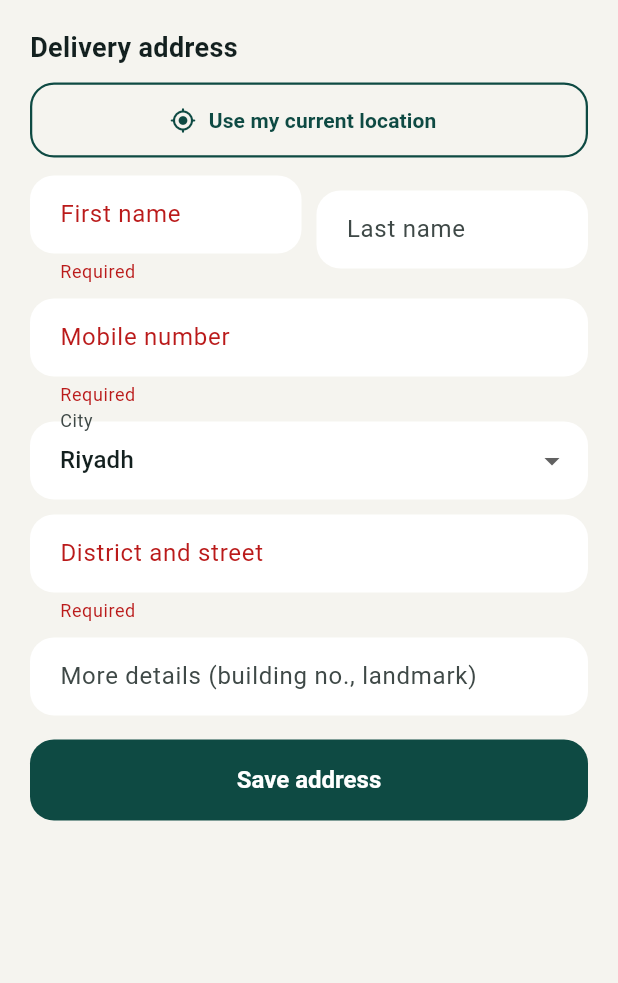
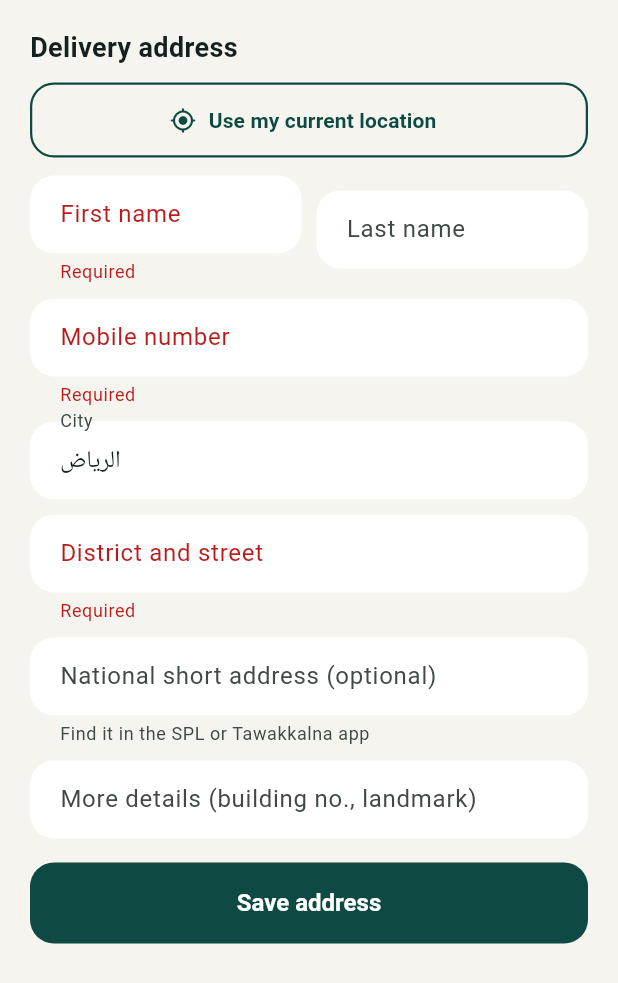
Before and after one commit to dokansa/dokan-app, a Flutter app: the _AddressSheet widget shown alone on an empty page, opened directly with empty values, after a tap on "Save address", on a phone screen of 412 x 824 dp. Shown: the top 983 px of the screen. Run offline on Flutter 3.47's test engine with Material 3 defaults, Android fonts, the phone set to English and light mode, and no system bars; our stand-ins replace cached_network_image, dio, firebase_core, firebase_messaging, flutter_riverpod, flutter_secure_storage and 9 more; missing offline and left inert: google_mlkit_barcode_scanning, google_mlkit_text_recognition, smart_auth; accounts and stored records are empty; network calls fail; key blocks and very long unbroken strings in the code were emptied for the run.

Commit message:
Address: city typed freely, national short address field, free OpenStreetMap lookup for the current location; patch builds pin Kotlin 2.4.0
Co-Authored-By: Claude Opus 5.5 <noreply@anthropic.com>
Claude-Session: https://claude.ai/code/session_01QgGPoTdt8TXjKCDvGUHfBa

```diff
--- a/app/lib/screens/cart_screen.dart
+++ b/app/lib/screens/cart_screen.dart
@@ -54,6 +54,9 @@ String _normCity(String s) => s
     .replaceAll(RegExp(r'^ال'), '')
     .replaceAll(RegExp(r'\s+'), '')
     .toLowerCase();
+
+/// «العنوان الوطني: RHNA8007» at the start of address line 2.
+final _nationalRe = RegExp(r'(?:العنوان الوطني|National address)\s*[:：]?\s*([A-Za-z]{4}\s?[0-9]{4})');
 
 /// Match a free-text city (from GPS or old addresses) to our list; returns the Arabic value.
 String? _matchCity(String raw) {
@@ -753,8 +756,8 @@ class _AddressSheet extends ConsumerStatefulWidget {
 class _AddressSheetState extends ConsumerState<_AddressSheet> {
   final _form = GlobalKey<FormState>();
   late final Map<String, TextEditingController> _c;
-  final _otherCity = TextEditingController();
-  String? _city; // Arabic city value, or '' for "other"
+  final _cityC = TextEditingController();
+  final _nationalC = TextEditingController();
   bool _saving = false;
   bool _locating = false;
   PickedLocation? _loc;
@@ -775,15 +778,19 @@ class _AddressSheetState extends ConsumerState<_AddressSheet> {
       'last_name': TextEditingController(text: pick('last_name', u?.lastName)),
       'phone': TextEditingController(text: (b['phone'] ?? '').toString().isNotEmpty ? b['phone'].toString() : (u?.phone ?? '')),
       'address_1': TextEditingController(text: pick('address_1')),
-      'address_2': TextEditingController(text: pick('address_2')),
+      'address_2': TextEditingController(),
     };
+    // The national short address is kept at the start of address line 2.
+    final a2 = pick('address_2');
+    final na = _nationalRe.firstMatch(a2);
+    if (na != null) {
+      _nationalC.text = na.group(1)!.toUpperCase();
+      _c['address_2']!.text = a2.replaceFirst(na.group(0)!, '').replaceFirst(RegExp(r'^\s*[—\-،,]\s*'), '').trim();
+    } else {
+      _c['address_2']!.text = a2;
+    }
     final savedCity = pick('city');
-    if (savedCity.isEmpty) {
-      _city = 'الرياض';
-    } else {
-      _city = _matchCity(savedCity) ?? '';
-      if (_city == '') _otherCity.text = savedCity;
-    }
+    _cityC.text = savedCity.isEmpty ? 'الرياض' : savedCity;
     _loc = ref.read(pickedLocationProvider);
     // Pull the location automatically when the sheet opens.
     if (_loc == null) WidgetsBinding.instance.addPostFrameCallback((_) => _autoLocate());
@@ -807,7 +814,8 @@ class _AddressSheetState extends ConsumerState<_AddressSheet> {
     for (final c in _c.values) {
       c.dispose();
     }
-    _otherCity.dispose();
+    _cityC.dispose();
+    _nationalC.dispose();
     super.dispose();
   }
 
@@ -819,15 +827,7 @@ class _AddressSheetState extends ConsumerState<_AddressSheet> {
       if (!mounted) return;
       setState(() {
         _loc = loc;
-        final matched = keepTypedAddress ? null : _matchCity(loc.city);
-        if (keepTypedAddress) {
-          // Only the pin is added; the address the customer typed stays.
-        } else if (matched != null) {
-          _city = matched;
-        } else if (loc.city.isNotEmpty) {
-          _city = '';
-          _otherCity.text = loc.city;
-        }
+        if (!keepTypedAddress && loc.city.isNotEmpty) _cityC.text = _matchCity(loc.city) ?? loc.city;
         if (loc.line.isNotEmpty && !keepTypedAddress) _c['address_1']!.text = loc.line;
       });
       showMessage(context, context.tr('حددنا موقعك ✓ تأكد من رقم البيت', 'Location pinned ✓ — please add your house number'));
@@ -849,12 +849,17 @@ class _AddressSheetState extends ConsumerState<_AddressSheet> {
     if (!_form.currentState!.validate()) return;
     setState(() => _saving = true);
     final v = {for (final e in _c.entries) e.key: e.value.text.trim()};
-    final city = (_city == null || _city == '') ? _otherCity.text.trim() : _city!;
+    // Typed freely; known cities are sent with the Arabic name the shipping rules use.
+    final typedCity = _cityC.text.trim();
+    final city = _matchCity(typedCity) ?? typedCity;
+    final national = _nationalC.text.replaceAll(RegExp(r'\s'), '').toUpperCase();
+    final details = v['address_2'] ?? '';
+    final address2 = national.isEmpty ? details : 'العنوان الوطني: $national${details.isEmpty ? '' : ' — $details'}';
     final shipping = {
       'first_name': v['first_name'],
       'last_name': v['last_name'],
       'address_1': v['address_1'],
-      'address_2': v['address_2'],
+      'address_2': address2,
       'city': city,
       // The store's checkout requires a region and a postal code.
       'state': (_loc?.region ?? '').isNotEmpty
@@ -888,7 +893,6 @@ class _AddressSheetState extends ConsumerState<_AddressSheet> {
   @override
   Widget build(BuildContext context) {
     String? requiredField(String? v) => v == null || v.trim().isEmpty ? context.tr('مطلوب', 'Required') : null;
-    final ar = context.isAr;
     return Padding(
       padding: EdgeInsets.fromLTRB(20, 20, 20, 20 + MediaQuery.viewInsetsOf(context).bottom + MediaQuery.viewPaddingOf(context).bottom),
       child: Form(
@@ -944,30 +948,40 @@ class _AddressSheetState extends ConsumerState<_AddressSheet> {
                 decoration: InputDecoration(labelText: context.tr('رقم الجوال', 'Mobile number')),
               ),
               const SizedBox(height: 10),
-              DropdownButtonFormField<String>(
-                value: _city,
-                isExpanded: true,
-                decoration: InputDecoration(labelText: context.tr('المدينة', 'City')),
-                validator: (v) => v == null ? context.tr('مطلوب', 'Required') : null,
-                items: [
-                  for (final (a, e) in _cities) DropdownMenuItem(value: a, child: Text(ar ? a : e)),
-                  DropdownMenuItem(value: '', child: Text(context.tr('مدينة ثانية…', 'Other city…'))),
-                ],
-                onChanged: (v) => setState(() => _city = v),
+              TextFormField(
+                controller: _cityC,
+                validator: requiredField,
+                textInputAction: TextInputAction.next,
+                decoration: InputDecoration(
+                  labelText: context.tr('المدينة', 'City'),
+                  hintText: context.tr('مثلاً: الرياض', 'e.g. Riyadh'),
+                ),
               ),
-              if (_city == '') ...[
-                const SizedBox(height: 10),
-                TextFormField(
-                  controller: _otherCity,
-                  validator: requiredField,
-                  decoration: InputDecoration(labelText: context.tr('اسم المدينة', 'City name')),
-                ),
-              ],
               const SizedBox(height: 10),
               TextFormField(
                 controller: _c['address_1'],
                 validator: requiredField,
                 decoration: InputDecoration(labelText: context.tr('الحي والشارع', 'District and street')),
+              ),
+              const SizedBox(height: 10),
+              TextFormField(
+                controller: _nationalC,
+                textCapitalization: TextCapitalization.characters,
+                textDirection: TextDirection.ltr,
+                maxLength: 9,
+                validator: (v) {
+                  final t = (v ?? '').replaceAll(RegExp(r'\s'), '');
+                  if (t.isEmpty) return null;
+                  return RegExp(r'^[A-Za-z]{4}[0-9]{4}$').hasMatch(t)
+                      ? null
+                      : context.tr('4 حروف إنجليزي و4 أرقام، مثل RHNA8007', '4 letters and 4 digits, like RHNA8007');
+                },
+                decoration: InputDecoration(
+                  labelText: context.tr('العنوان الوطني المختصر (اختياري)', 'National short address (optional)'),
+                  hintText: 'RHNA8007',
+                  counterText: '',
+                  helperText: context.tr('تلقاه في تطبيق سُبل أو توكلنا', 'Find it in the SPL or Tawakkalna app'),
+                ),
               ),
               const SizedBox(height: 10),
               TextFormField(
--- a/app/lib/services/location_service.dart
+++ b/app/lib/services/location_service.dart
@@ -1,3 +1,4 @@
+import 'package:dio/dio.dart';
 import 'package:geocoding/geocoding.dart';
 import 'package:geolocator/geolocator.dart';
 
@@ -62,20 +63,56 @@ class LocationService {
       locationSettings: const LocationSettings(accuracy: LocationAccuracy.high, timeLimit: Duration(seconds: 15)),
     );
     var city = '', district = '', street = '', region = '', postcode = '';
+    // 1) OpenStreetMap (free, no key): usually better Saudi district and street names.
+    try {
+      final r = await Dio(BaseOptions(
+        connectTimeout: const Duration(seconds: 6),
+        receiveTimeout: const Duration(seconds: 6),
+        headers: {'User-Agent': 'DokanSA-App/1.0 (+https://dokansa.com)'},
+      )).get('https://nominatim.openstreetmap.org/reverse', queryParameters: {
+        'format': 'jsonv2',
+        'lat': pos.latitude,
+        'lon': pos.longitude,
+        'zoom': 18,
+        'addressdetails': 1,
+        'accept-language': 'ar',
+      });
+      final a = (r.data is Map ? r.data['address'] : null) as Map?;
+      if (a != null) {
+        String f(List<String> keys) {
+          for (final k in keys) {
+            final v = (a[k] ?? '').toString().trim();
+            if (v.isNotEmpty) return v;
+          }
+          return '';
+        }
+
+        city = f(['city', 'town', 'village', 'municipality', 'county']);
+        district = f(['suburb', 'neighbourhood', 'quarter', 'city_district', 'residential']);
+        street = f(['road', 'pedestrian', 'street']);
+        region = f(['state', 'region']);
+        postcode = f(['postcode']).replaceAll(RegExp(r'[^0-9]'), '');
+      }
+    } catch (_) {}
+    // 2) The phone's own (also free) geocoder fills whatever is still missing.
+    if (city.isEmpty || district.isEmpty) {
     try {
       // Arabic names on purpose: the store's shipping rules match Arabic city names (e.g. الرياض).
       await setLocaleIdentifier('ar_SA');
       final marks = await placemarkFromCoordinates(pos.latitude, pos.longitude);
       if (marks.isNotEmpty) {
         final m = marks.first;
-        city = (m.locality ?? '').isNotEmpty ? m.locality! : (m.administrativeArea ?? '');
-        district = (m.subLocality ?? '').isNotEmpty ? m.subLocality! : (m.subAdministrativeArea ?? '');
-        street = m.thoroughfare ?? m.street ?? '';
-        region = m.administrativeArea ?? '';
-        postcode = (m.postalCode ?? '').replaceAll(RegExp(r'[^0-9]'), '');
+        if (city.isEmpty) city = (m.locality ?? '').isNotEmpty ? m.locality! : (m.administrativeArea ?? '');
+        if (district.isEmpty) {
+          district = (m.subLocality ?? '').isNotEmpty ? m.subLocality! : (m.subAdministrativeArea ?? '');
+        }
+        if (street.isEmpty) street = m.thoroughfare ?? m.street ?? '';
+        if (region.isEmpty) region = m.administrativeArea ?? '';
+        if (postcode.isEmpty) postcode = (m.postalCode ?? '').replaceAll(RegExp(r'[^0-9]'), '');
       }
     } catch (_) {
       // Reverse geocoding is best effort; the pin itself is what matters.
+    }
     }
     return PickedLocation(
       lat: pos.latitude,
```
Also changed, not shown: 1 other file.
